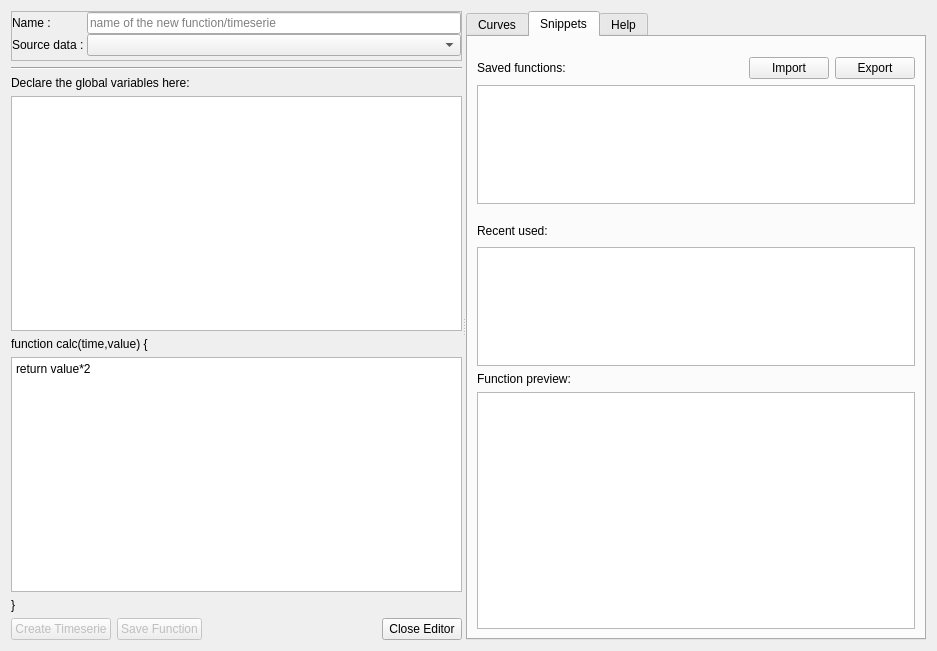
Above: plotter_gui/transforms/function_editor.ui from ziparker/PlotJuggler before the change. Below: the same form after it.
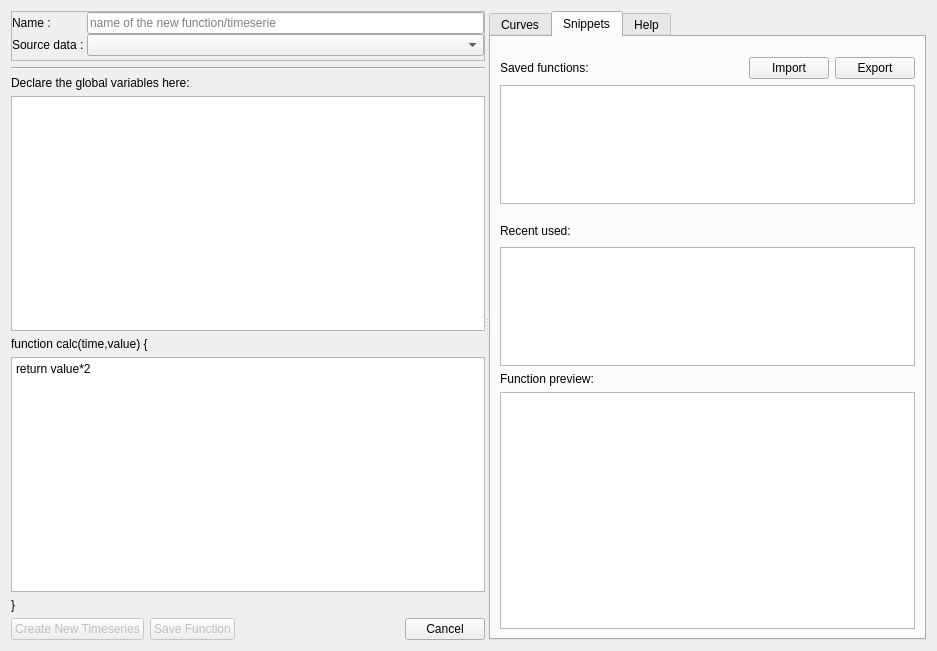
That is the form after the change.

The edit to the form file:
```diff
--- a/plotter_gui/transforms/function_editor.ui
+++ b/plotter_gui/transforms/function_editor.ui
@@ -157,7 +157,7 @@
             <enum>Qt::NoFocus</enum>
            </property>
            <property name="text">
-            <string>Create Timeserie</string>
+            <string>Create New Timeseries</string>
            </property>
            <property name="default">
             <bool>true</bool>
@@ -196,7 +196,7 @@
             <enum>Qt::NoFocus</enum>
            </property>
            <property name="text">
-            <string>Close Editor</string>
+            <string>Cancel</string>
            </property>
            <property name="autoDefault">
             <bool>true</bool>
```
